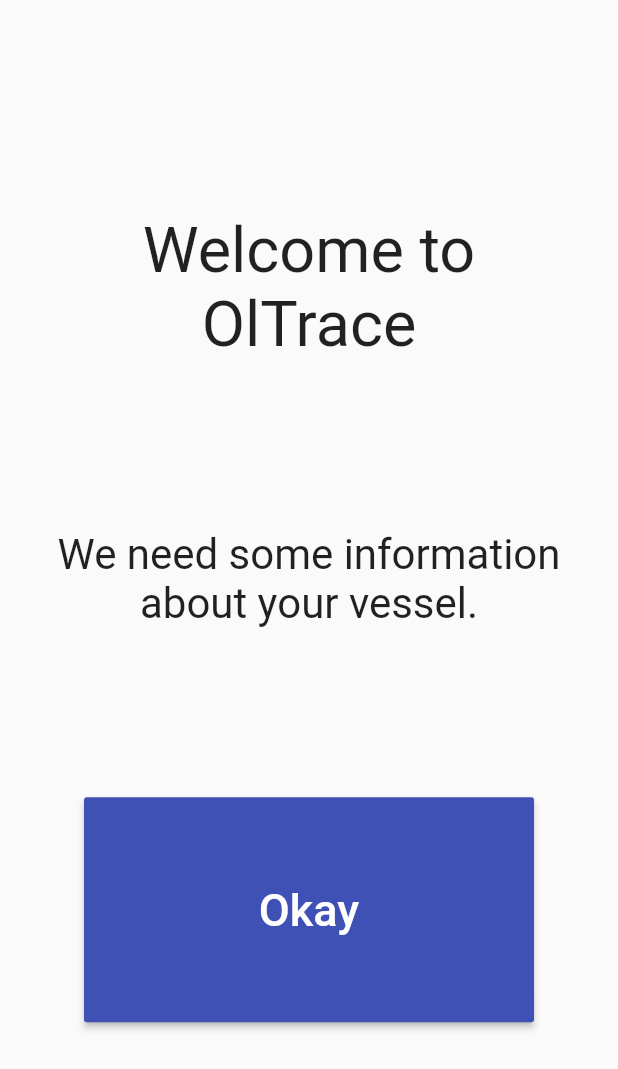
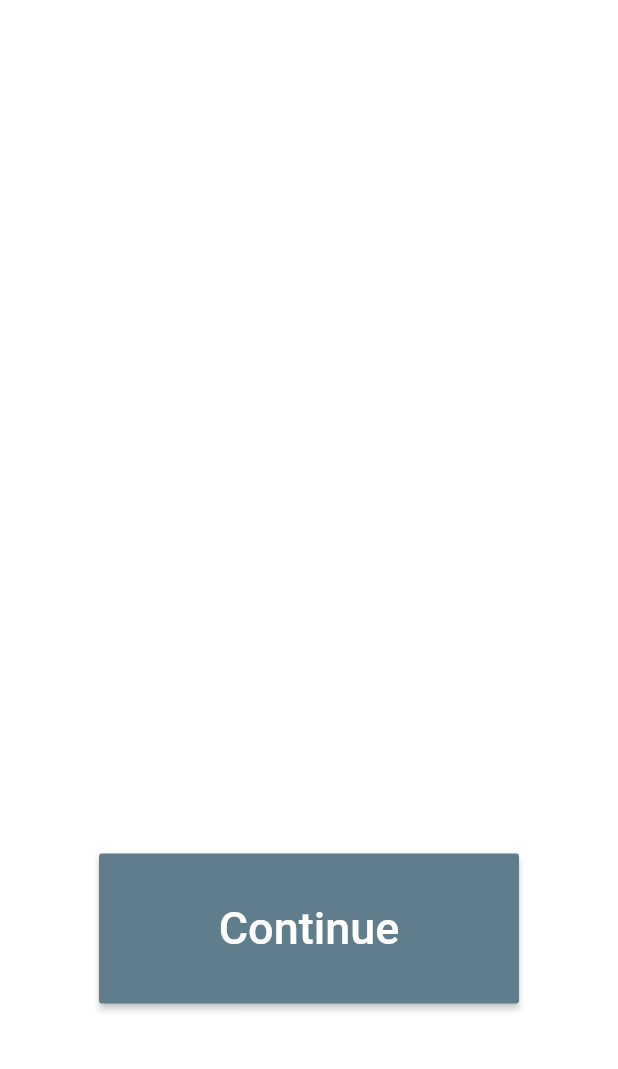
Before and after one commit to Ndimande/Oltrac-project, a Flutter app: the screen it shows after launch, on a phone screen of 412 x 824 dp. Shown: the top 1069 px of the screen. Run offline on Flutter 3.47's test engine with Material 2 defaults, Android fonts, the phone set to English and light mode, and no system bars; our stand-ins replace flutter_mobx, geolocator, mobx, timeago; generated files the repository leaves out were written again.

Commit message:
tweaked layouts and views

```diff
--- a/lib/main.dart
+++ b/lib/main.dart
@@ -5,13 +5,12 @@ import 'package:oltrace/widgets/screens/main.dart';
 void main() => runApp(OlTraceApp());
 
 class OlTraceApp extends StatelessWidget {
-  // This widget is the root of your application.
   @override
   Widget build(BuildContext context) {
     return MaterialApp(
       title: 'OlTrace',
       theme: ThemeData(
-        primarySwatch: Colors.indigo,
+        primarySwatch: Colors.blueGrey,
       ),
       initialRoute: '/',
       routes: {
--- a/lib/widgets/big_button.dart
+++ b/lib/widgets/big_button.dart
@@ -9,9 +9,9 @@ class BigButton extends StatelessWidget {
   @override
   Widget build(BuildContext context) {
     return ButtonTheme(
-      buttonColor: Colors.indigo,
-      minWidth: 300.0,
-      height: 150.0,
+      buttonColor: Colors.blueGrey,
+      minWidth: 280.0,
+      height: 100.0,
       child: RaisedButton(
         onPressed: onPressed,
         child: Text(
--- a/lib/widgets/location.dart
+++ b/lib/widgets/location.dart
@@ -39,7 +39,7 @@ class LocationState extends State<Location> {
   @override
   Widget build(BuildContext context) {
     if (_currentPosition == null) {
-      return Text('null');
+      return Text('-');
     }
     return Text(_currentPosition.toString());
   }
--- a/lib/widgets/screens/main.dart
+++ b/lib/widgets/screens/main.dart
@@ -99,7 +99,7 @@ class MainScreenState extends State<MainScreen> {
       return WillPopScope(
           onWillPop: _onWillPop,
           child: Scaffold(
-//        bottomNavigationBar: OlTraceBottomNavigationBar(_appStore),
+            backgroundColor: Colors.white,
             bottomNavigationBar: _bottomNavigationBar,
             appBar: _appStore.vesselIsConfigured ? _appBar : null,
             drawer:
--- a/lib/widgets/vessel_info.dart
+++ b/lib/widgets/vessel_info.dart
@@ -1,6 +1,7 @@
 import 'package:flutter/material.dart';
 import 'package:oltrace/models/vessel.dart';
 import 'package:oltrace/stores/app_store.dart';
+import 'package:oltrace/widgets/location.dart';
 
 class VesselInfo extends StatelessWidget {
   final AppStore _appStore;
@@ -23,8 +24,9 @@ class VesselInfo extends StatelessWidget {
             crossAxisAlignment: CrossAxisAlignment.start,
             children: <Widget>[
               Text(_vessel.name, style: TextStyle(fontSize: 32)),
+              Location(),
               Text(_vessel.skipper.name),
-              Text(_vessel.country.name, style: TextStyle(fontSize: 29))
+              Text(_vessel.country.name, style: TextStyle(fontSize: 29)),
             ],
           ),
         ));
--- a/lib/widgets/views/welcome.dart
+++ b/lib/widgets/views/welcome.dart
@@ -17,13 +17,13 @@ class WelcomeView extends StatelessWidget {
               children: <Widget>[
                 Text(
                   'Welcome to OlTrace',
-                  style: TextStyle(fontSize: 42),
+                  style: TextStyle(fontSize: 42, color: Colors.white),
                   textAlign: TextAlign.center,
                 ),
                 Column(
                   children: <Widget>[
                     Text('We need some information about your vessel.',
-                        style: TextStyle(fontSize: 28),
+                        style: TextStyle(fontSize: 28, color: Colors.white),
                         textAlign: TextAlign.center),
                   ],
                 ),
@@ -31,7 +31,7 @@ class WelcomeView extends StatelessWidget {
                   onPressed: () {
                     _appStore.changeMainView(MainViewIndex.configureVessel);
                   },
-                  label: 'Okay',
+                  label: 'Continue',
                 ),
               ],
             )));
```
Also changed, not shown: lib/stores/app_store.dart (+17 -1 lines), lib/widgets/oltrace_drawer.dart (+17 -16 lines), lib/widgets/screens/about.dart (+8 -3 lines), lib/widgets/views/haul.dart (+3 -7 lines), lib/widgets/views/trip.dart (+31 -11 lines), lib/stores/app_store.g.dart, 1 other file.
